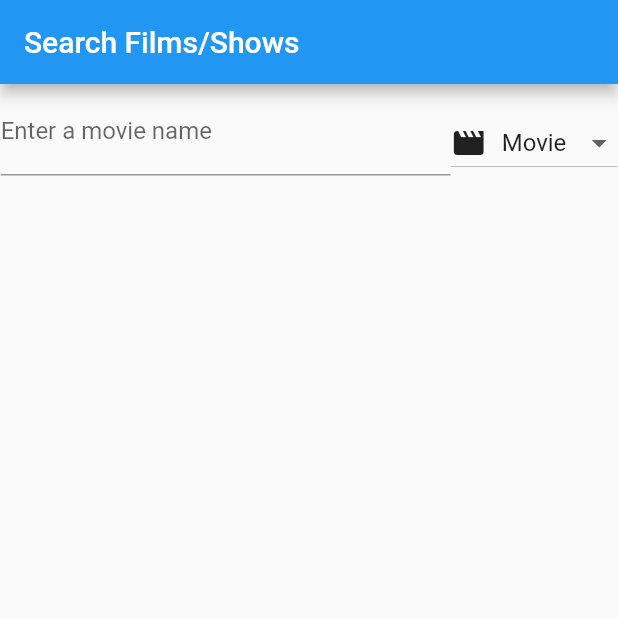
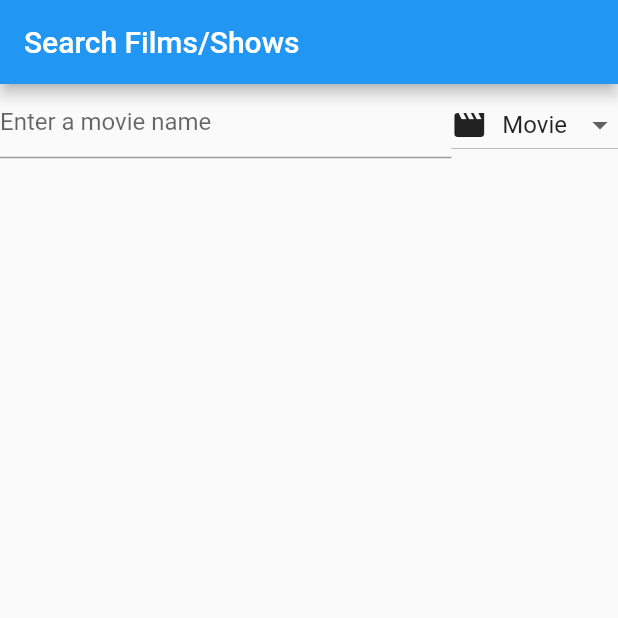
Before and after one commit to MostafaHirsi/MovieApp, a Flutter app: the screen it shows after launch, on a phone screen of 412 x 824 dp, the top half of it. Run offline on Flutter 3.47's test engine with Material 2 defaults, Android fonts, the phone set to English and light mode, and no system bars; our stand-ins replace cached_network_image, flutter_rating.

Commit message:
minor improvements on ui overall

```diff
--- a/lib/views/search.dart
+++ b/lib/views/search.dart
@@ -113,17 +113,17 @@ class _SearchPageState extends State<SearchPage> {
           mainAxisAlignment: MainAxisAlignment.start,
           children: <Widget>[
                 new Row(children: <Widget>[
-                  new Container(child:  TextField(
-                    decoration: new InputDecoration(labelText: "Enter a $selectedMediaTypeString name"),
+                  new Expanded(child:  TextField(
+                    decoration: new InputDecoration(labelText: "Enter a $selectedMediaTypeString name", contentPadding: EdgeInsets.all(0.0)),
                     keyboardType: TextInputType.text,
                     onSubmitted: OnSubmitted,
-                  ), width: 300.0,),
+                  ),),
                 new Padding(child: new DropdownButton(
                   value: selectedMediaType,
                   items: mediaTypes,
                   onChanged: OnChanged,
                   ),
-                  padding: EdgeInsets.fromLTRB(0.0, 15.0, 0.0, 0.0),
+                  padding: EdgeInsets.fromLTRB(0.0, 3.0, 0.0, 0.0),
                 ),],
                 mainAxisAlignment: MainAxisAlignment.center,),
                 new Expanded(child: ListView.builder(
```
Also changed, not shown: lib/models/mediamodel.dart (+9 -0 lines), lib/views/mediadetails.dart (+17 -26 lines), pubspec.lock.
